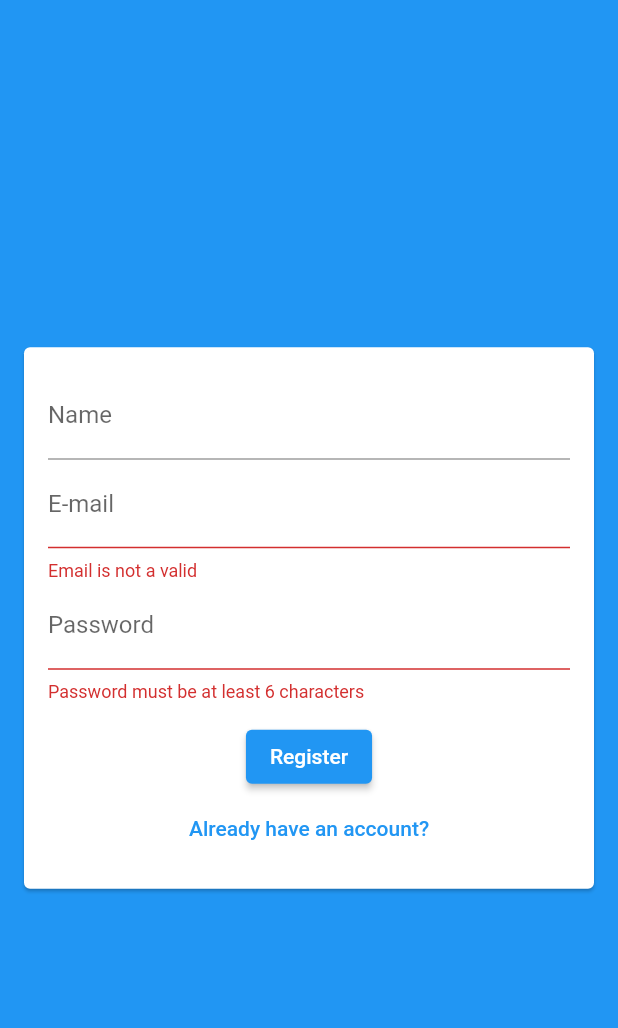
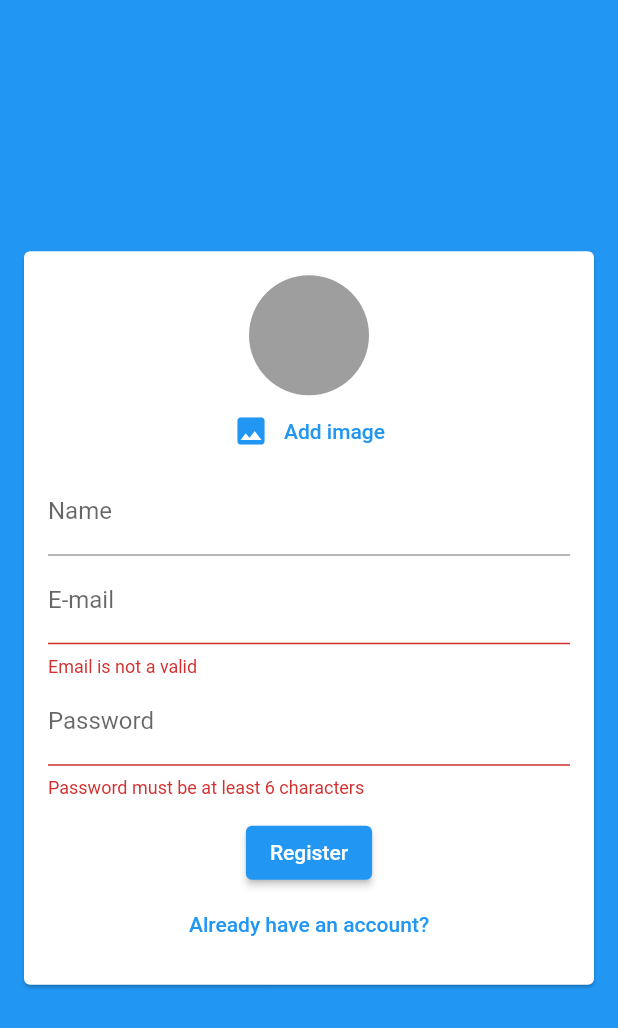
Before and after one commit to JacksonMonteiro/flutter_chat_app, a Flutter app: the screen it shows after launch, after a tap on "Login", after a tap on "Create a new account?", on a phone screen of 412 x 824 dp. Shown: the top 1028 px of the screen. Run offline on Flutter 3.47's test engine with Material 2 defaults, Android fonts, the phone set to English and light mode, and no system bars; our stand-ins replace image_picker.

Commit message:
image picker

```diff
--- a/lib/components/auth_form.dart
+++ b/lib/components/auth_form.dart
@@ -1,3 +1,6 @@
+import 'dart:io';
+
+import 'package:chat/components/user_image_picker.dart';
 import 'package:chat/models/auth_form_data.dart';
 import 'package:flutter/material.dart';
 
@@ -17,10 +20,26 @@ class _AuthFormState extends State<AuthForm> {
   final _formData = AuthFormData();
   final _formKey = GlobalKey<FormState>();
 
+  void _showError(String msg) {
+    ScaffoldMessenger.of(context).showSnackBar(SnackBar(
+      content: Text(msg),
+      backgroundColor: Theme.of(context).colorScheme.error,
+    ));
+  }
+
   void _submit() {
     final isValid = _formKey.currentState?.validate() ?? false;
     if (!isValid) return;
+
+    if (_formData.image == null && _formData.isSignup) {
+      return _showError('Image not selected');
+    }
+
     widget.onSubmit(_formData);
+  }
+
+  void _handleImagePick(File image) {
+    _formData.image = image;
   }
 
   @override
@@ -33,6 +52,10 @@ class _AuthFormState extends State<AuthForm> {
             key: _formKey,
             child: Column(
               children: [
+                if (_formData.isSignup)
+                  UserImagePicker(
+                    onImagePick: _handleImagePick,
+                  ),
                 if (_formData.isSignup)
                   TextFormField(
                     key: ValueKey('email'),
--- /dev/null
+++ b/lib/components/user_image_picker.dart
@@ -0,0 +1,65 @@
+import 'dart:io';
+import 'package:flutter/material.dart';
+import 'package:image_picker/image_picker.dart';
+
+class UserImagePicker extends StatefulWidget {
+  final void Function(File image) onImagePick;
+
+  const UserImagePicker({
+    super.key,
+    required this.onImagePick,
+  });
+
+  @override
+  State<UserImagePicker> createState() => _UserImagePickerState();
+}
+
+class _UserImagePickerState extends State<UserImagePicker> {
+  File? _image;
+
+  Future<void> _pickImage() async {
+    final picker = ImagePicker();
+    final pickedImage = await picker.pickImage(
+      source: ImageSource.gallery,
+      imageQuality: 50,
+      maxWidth: 150,
+    );
+
+    if (pickedImage != null) {
+      setState(() {
+        _image = File(pickedImage.path);
+      });
+
+      widget.onImagePick(_image!);
+    }
+  }
+
+  @override
+  Widget build(BuildContext context) {
+    return Column(
+      children: [
+        CircleAvatar(
+          radius: 40,
+          backgroundColor: Colors.grey,
+          backgroundImage: _image != null ? FileImage(_image!) : null,
+        ),
+        TextButton(
+          onPressed: _pickImage,
+          child: Row(
+            mainAxisAlignment: MainAxisAlignment.center,
+            children: [
+              Icon(
+                Icons.image,
+                color: Theme.of(context).primaryColor,
+              ),
+              SizedBox(
+                width: 10,
+              ),
+              Text('Add image'),
+            ],
+          ),
+        )
+      ],
+    );
+  }
+}
--- a/pubspec.yaml
+++ b/pubspec.yaml
@@ -36,6 +36,7 @@ dependencies:
   # The following adds the Cupertino Icons font to your application.
   # Use with the CupertinoIcons class for iOS style icons.
   cupertino_icons: ^1.0.2
+  image_picker: ^0.8.6
 
 dev_dependencies:
   flutter_test:
```
Also changed, not shown: pubspec.lock, 1 other file.
